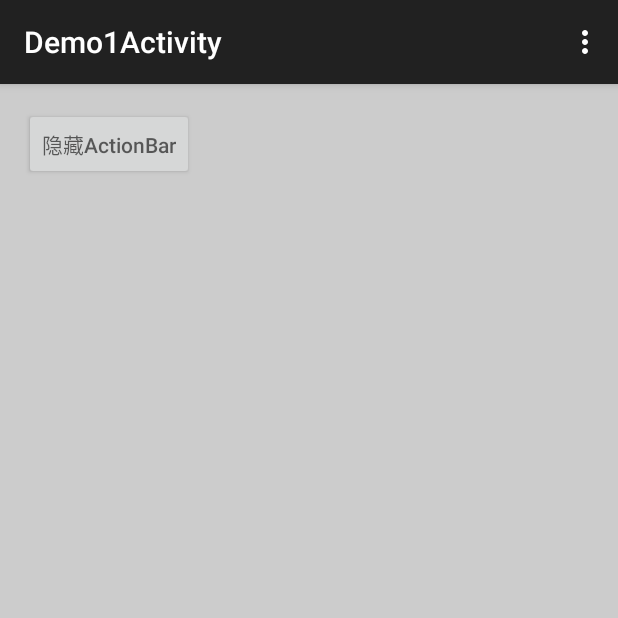
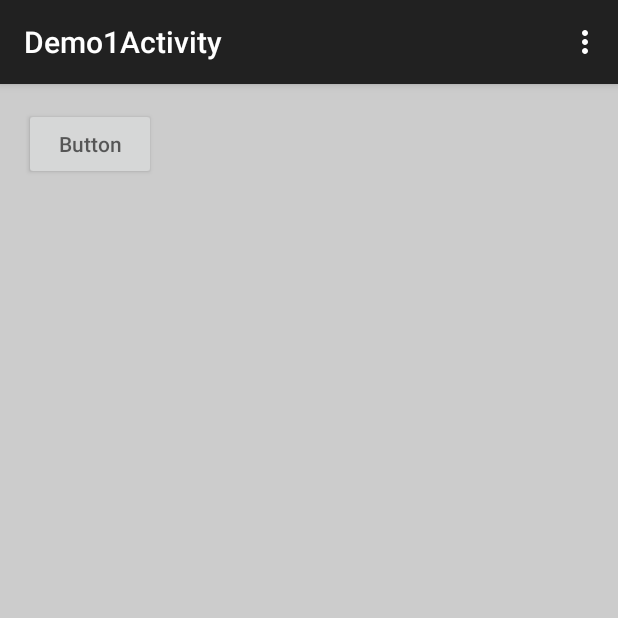
Before and after one commit to scubers/AndroidDemos, an Android app: the screen it shows after launch (Demo1Activity), after a tap on "demo1", on a phone screen of 412 x 824 dp, the top half of it. Run offline under Robolectric (Android 15) with nearby library versions, the phone set to English and light mode, and no system bars.

Commit message:
add some files

```diff
--- a/app/src/main/java/com/example/jrwong/androiddemos/MainActivity.java
+++ b/app/src/main/java/com/example/jrwong/androiddemos/MainActivity.java
@@ -47,25 +47,28 @@ public class MainActivity extends AppCompatActivity implements AdapterView.OnIte
 
     }
 
+    @Override
+    protected void onDestroy() {
+        super.onDestroy();
+    }
 
     @Override
     public void onItemClick(AdapterView<?> parent, View view, int position, long id) {
 
-        Toast.makeText(this,"点击了第" + (position + 1) + "个item", Toast.LENGTH_SHORT).show();
+        Toast.makeText(this, "点击了第" + (position + 1) + "个item", Toast.LENGTH_SHORT).show();
+
+        Intent intent = new Intent();
 
         switch (position) {
             case 0: {
-
-                Intent intent = new Intent();
                 intent.setClass(this, Demo1Activity.class);
-                startActivity(intent);
-
             }break;
-
 
             default:
                 break;
         }
 
+        startActivity(intent);
+
     }
 }
--- a/app/src/main/java/com/example/jrwong/androiddemos/demo1/Demo1Activity.java
+++ b/app/src/main/java/com/example/jrwong/androiddemos/demo1/Demo1Activity.java
@@ -1,12 +1,14 @@
 package com.example.jrwong.androiddemos.demo1;
 
 import android.content.Context;
+import android.content.Intent;
 import android.graphics.Color;
 import android.os.Bundle;
 import android.support.v7.app.AppCompatActivity;
 import android.view.Menu;
 import android.view.MenuInflater;
 import android.view.MenuItem;
+import android.view.View;
 import android.widget.Button;
 import android.widget.RelativeLayout;
 import android.widget.Toast;
@@ -33,8 +35,22 @@ public class Demo1Activity extends AppCompatActivity {
 
         rootLayout.setBackgroundColor(Color.LTGRAY);
 
+        Button button = (Button) findViewById(R.id.hide_button);
 
+        button.setOnClickListener(new View.OnClickListener() {
+            @Override
+            public void onClick(View v) {
+
+                Intent intent = new Intent();
+
+                intent.setAction("abc");
+
+                Demo1Activity.this.sendBroadcast(intent);
+
+            }
+        });
     }
+
 
     @Override
     public boolean onCreateOptionsMenu(Menu menu) {
@@ -57,4 +73,9 @@ public class Demo1Activity extends AppCompatActivity {
         }
         return false;
     }
+
+    @Override
+    protected void onDestroy() {
+        super.onDestroy();
+    }
 }
--- a/app/src/main/res/layout/activity_demo1.xml
+++ b/app/src/main/res/layout/activity_demo1.xml
@@ -12,7 +12,7 @@
         android:id="@+id/hide_button"
         android:layout_width="wrap_content"
         android:layout_height="wrap_content"
-        android:hint="隐藏ActionBar"
+        android:hint="Button"
         />
 
 
--- a/app/src/main/res/menu/menu_demo1.xml
+++ b/app/src/main/res/menu/menu_demo1.xml
@@ -1,5 +1,4 @@
 <menu xmlns:android="http://schemas.android.com/apk/res/android"
-    xmlns:app="http://schemas.android.com/apk/res-auto"
     xmlns:tools="http://schemas.android.com/tools"
     tools:context="com.example.jrwong.androiddemos.demo1.Demo1Activity">
     <item android:id="@+id/action_settings"
```
